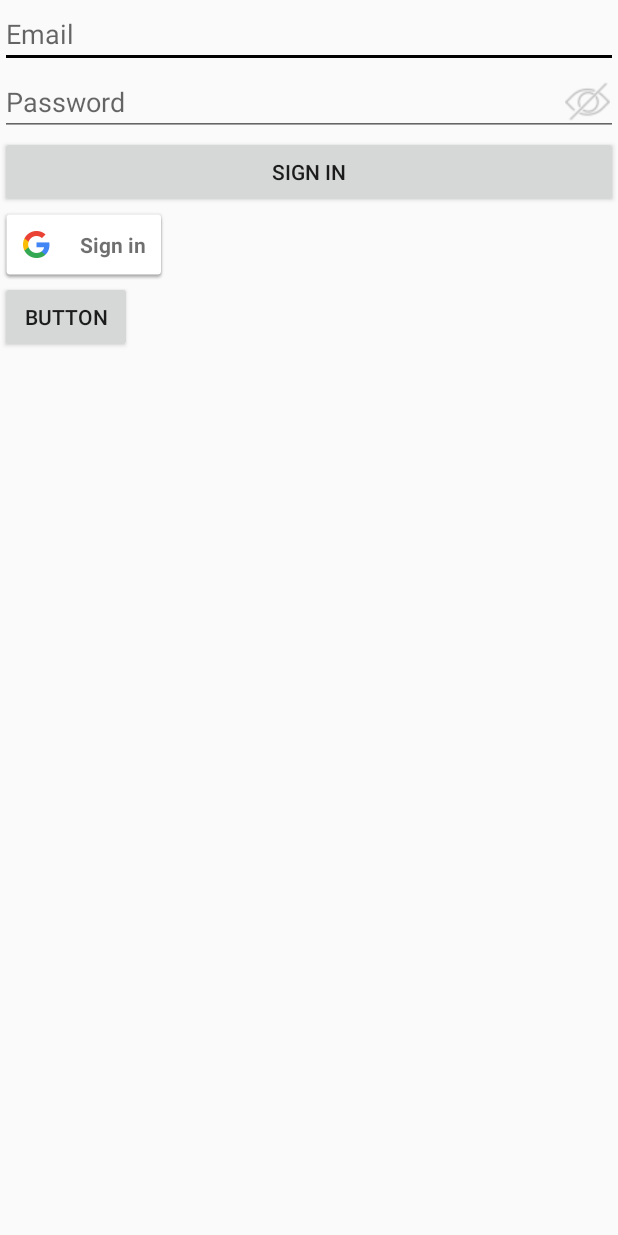
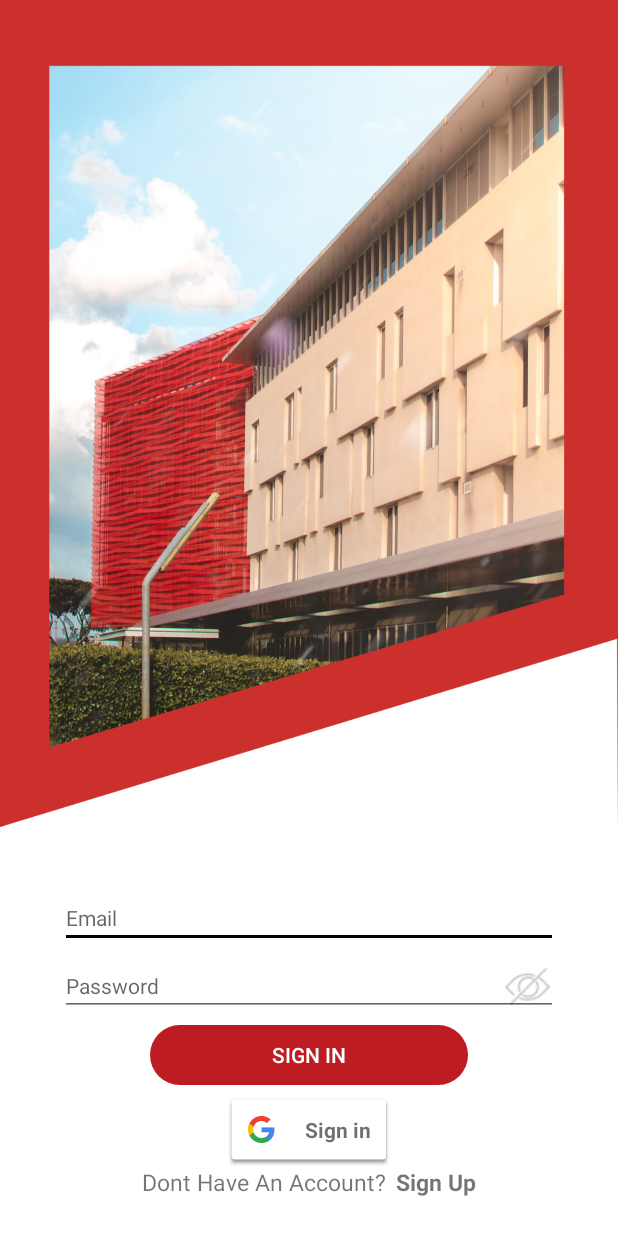
Before and after one commit to phamnguyenthoainhi/Android-Assignment3-RMITForum, an Android app: the SignInActivity screen opened directly, with no data from a screen before it, on a phone screen of 412 x 824 dp. Run offline under Robolectric (Android 15) with nearby library versions, the phone set to English and light mode, and no system bars; our stand-ins replace Firebase (no records; nobody signed in at launch, a user with empty details on screens opened directly).

Commit message:
UI Sign In

```diff
--- a/app/src/main/java/android/rmit/assignment3/SignInActivity.java
+++ b/app/src/main/java/android/rmit/assignment3/SignInActivity.java
@@ -60,8 +60,8 @@ public class SignInActivity extends AppCompatActivity {
         show = findViewById(R.id.showpasswordsignin);
         hide = findViewById(R.id.hidepasswordsignin);
         show.setVisibility(View.INVISIBLE);
-        LinearLayout signinlayout = findViewById(R.id.signinlayout);
-        Button signout = findViewById(R.id.signout);
+
+
 
         hide.setOnClickListener(new View.OnClickListener() {
             @Override
@@ -83,12 +83,7 @@ public class SignInActivity extends AppCompatActivity {
             }
         });
 
-        signout.setOnClickListener(new View.OnClickListener() {
-            @Override
-            public void onClick(View view) {
-                FirebaseAuth.getInstance().signOut();
-            }
-        });
+
 
         // Configure Google Sign In
         GoogleSignInOptions gso = new GoogleSignInOptions.Builder(GoogleSignInOptions.DEFAULT_SIGN_IN)
--- /dev/null
+++ b/app/src/main/res/color/color_tab.xml
@@ -0,0 +1,5 @@
+<?xml version="1.0" encoding="utf-8"?>
+<selector xmlns:android="http://schemas.android.com/apk/res/android">
+    <item android:color="#FDD835" android:state_checked="true" />
+    <item android:color="#27000000" />
+</selector>
--- /dev/null
+++ b/app/src/main/res/drawable/rounded_button.xml
@@ -0,0 +1,15 @@
+<?xml version="1.0" encoding="utf-8"?>
+
+<selector xmlns:android="http://schemas.android.com/apk/res/android">
+
+
+
+    <item>
+        <shape android:shape="rectangle">
+
+            <corners android:radius="30dp" />
+
+
+        </shape>
+    </item>
+</selector>
--- a/app/src/main/res/layout/activity_sign_in.xml
+++ b/app/src/main/res/layout/activity_sign_in.xml
@@ -1,19 +1,39 @@
 <?xml version="1.0" encoding="utf-8"?>
-<LinearLayout xmlns:android="http://schemas.android.com/apk/res/android"
+<RelativeLayout xmlns:android="http://schemas.android.com/apk/res/android"
     xmlns:app="http://schemas.android.com/apk/res-auto"
     xmlns:tools="http://schemas.android.com/tools"
     android:id="@+id/signinlayout"
     android:layout_width="match_parent"
     android:layout_height="match_parent"
+    android:background="@drawable/untitled"
     android:orientation="vertical"
     tools:context=".SignInActivity">
+
+    <androidx.cardview.widget.CardView
+        android:layout_width="match_parent"
+        android:layout_height="wrap_content"
+
+        android:layout_alignParentBottom="true"
+        android:layout_centerHorizontal="true"
+        android:layout_marginLeft="40dp"
+        android:layout_marginRight="40dp"
+        android:layout_marginBottom="25dp"
+        app:cardCornerRadius="5dp"
+        app:cardElevation="0dp">
+
+        <LinearLayout
+            android:layout_width="wrap_content"
+            android:layout_height="wrap_content"
+            android:orientation="vertical">
 
             <EditText
                 android:id="@+id/emailSignin"
                 android:layout_width="match_parent"
                 android:layout_height="wrap_content"
+                android:layout_marginBottom="5dp"
                 android:ems="10"
-        android:hint="Email" />
+                android:hint="Email"
+                android:textSize="14sp" />
 
             <RelativeLayout
                 android:layout_width="wrap_content"
@@ -28,7 +48,7 @@
                     android:hint="Password"
                     android:inputType="textPassword"
 
-            />
+                    android:textSize="14sp" />
 
                 <Button
                     android:id="@+id/showpasswordsignin"
@@ -62,20 +82,52 @@
             <Button
                 android:id="@+id/signin"
                 android:layout_width="match_parent"
-        android:layout_height="wrap_content"
-        android:text="Sign In" />
+                android:layout_height="40dp"
+                android:layout_marginLeft="60dp"
+                android:layout_marginTop="5dp"
+                android:layout_marginRight="60dp"
+                android:layout_marginBottom="5dp"
+                android:background="@drawable/rounded_button"
+                android:backgroundTint="#BC1C22"
+                android:text="Sign In"
+                android:textColor="#FFFFFF"
+                android:textSize="14sp" />
 
             <com.google.android.gms.common.SignInButton
                 android:id="@+id/signingg"
                 android:layout_width="wrap_content"
-        android:layout_height="wrap_content">
+                android:layout_height="wrap_content"
+                android:layout_gravity="center_horizontal">
 
             </com.google.android.gms.common.SignInButton>
 
-    <Button
-        android:id="@+id/signout"
+            <LinearLayout
                 android:layout_width="wrap_content"
                 android:layout_height="wrap_content"
-        android:text="Button" />
+                android:layout_gravity="center_horizontal">
+
+                <TextView
+                    android:layout_width="wrap_content"
+                    android:layout_height="match_parent"
+
+                    android:layout_marginRight="7dp"
+                    android:text="Dont Have An Account?"
+                    android:textAlignment="center"
+                    android:textSize="15sp" />
+
+                <TextView
+                    android:id="@+id/signupfromsignin"
+                    android:layout_width="wrap_content"
+                    android:layout_height="wrap_content"
+                    android:text="Sign Up"
+                    android:textAlignment="textStart"
+                    android:textSize="15sp"
+                    android:textStyle="bold" />
 
             </LinearLayout>
+        </LinearLayout>
+
+    </androidx.cardview.widget.CardView>
+
+
+</RelativeLayout>
--- /dev/null
+++ b/app/src/main/res/layout/courses_tab.xml
@@ -0,0 +1,5 @@
+<?xml version="1.0" encoding="utf-8"?>
+<RelativeLayout xmlns:android="http://schemas.android.com/apk/res/android"
+    android:layout_width="match_parent" android:layout_height="match_parent">
+
+</RelativeLayout>
```
Also changed, not shown: app/src/main/res/layout/activity_manage_user.xml (+59 -11 lines), app/src/main/res/layout/activity_sign_up.xml (+25 -0 lines), app/src/main/res/drawable/back.png (added), app/src/main/res/drawable/background.png (added), app/src/main/res/drawable/icons8edit.png (added), app/src/main/res/drawable/icons8image.png (added), app/src/main/res/drawable/untitled.png (added). Lines whose indentation alone changed are shown as unchanged.
